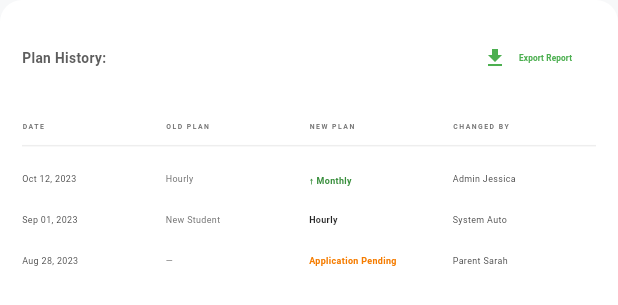
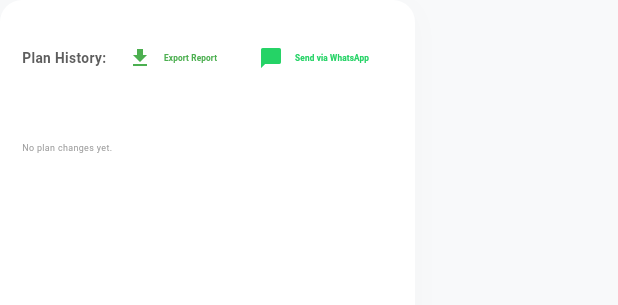
Before and after one commit to soutAhmedTayseer/Nursery-Management-System, a Flutter app: the PlanHistorySection widget shown alone on an empty page, opened directly with empty values, on a phone screen of 412 x 824 dp. Shown: the top 305 px of the screen. Run offline on Flutter 3.47's test engine with Material 3 defaults, Android fonts, the phone set to English and light mode, and no system bars; our stand-ins replace easy_localization, file_picker, flutter_bloc, flutter_screenutil, get_it, lottie; missing offline and left inert: nursery_shared, window_manager; project files that could hold a hidden picture were left out.

Commit message:
Make plan assignment functional with CSV export and WhatsApp report
Assign Plan dropdown now lists real global plans and Update actually
changes the child's plan, logging it to a real (session-local) plan
history instead of hardcoded mock rows. Adds CSV export and a
WhatsApp send button for the plan + billing summary, using the
child's emergency contact as the parent phone. Also strips non-digit
characters from phone numbers before building wa.me links (finance
invoices included) and fixes a hardcoded "Sarah" parent-name bug.

Co-Authored-By: Claude Sonnet 5 <noreply@anthropic.com>

```diff
--- a/assets/translations/ar.json
+++ b/assets/translations/ar.json
@@ -191,9 +191,11 @@
 
   "subscribed_children_title": "الأطفال المشتركون",
   "subscribed_children_subtitle": "إدارة الخطط المالية ودورات الفوترة وفئات الاشتراك.",
+  "subscribed_children_coming_soon": "يتم إعادة تصميم هذه الشاشة. تابعونا قريباً.",
 
   "assign_plan_title": "تعيين خطة",
   "assign_plan_parent_label": "ولي الأمر: سارة {lastName}",
+  "assign_plan_parent_name_label": "ولي الأمر: {name}",
   "subscription_active_badge": "نشط",
   "assign_plan_current_plan_label": "الخطة النشطة الحالية",
   "assign_plan_change_plan_label": "تغيير الخطة",
@@ -209,6 +211,13 @@
   "plan_history_col_old_plan": "الخطة القديمة",
   "plan_history_col_new_plan": "الخطة الجديدة",
   "plan_history_col_changed_by": "تم التغيير بواسطة",
+  "plan_history_no_entries": "لا يوجد تغييرات خطط بعد.",
+  "plan_history_send_whatsapp": "إرسال عبر واتساب",
+  "plan_history_export_started": "تم حفظ التقرير.",
+  "plan_history_no_phone": "لا يوجد رقم هاتف لولي الأمر لهذا الطفل.",
+  "plan_history_whatsapp_none": "لا يوجد تغييرات بعد.",
+  "plan_history_whatsapp_message": "ملخص الاشتراك لـ {child}\nولي الأمر: {parent}\nالخطة الحالية: {plan} ({price})\nتاريخ البدء: {startDate}\n\nسجل الخطط:\n{history}",
+  "assign_plan_updated_snackbar": "تم تحديث الخطة إلى {plan}.",
 
   "error_generic": "حدث خطأ ما. حاول مرة أخرى.",
   "error_network_error": "لا يوجد اتصال. تحقق من الشبكة وحاول مرة أخرى.",
--- a/assets/translations/en.json
+++ b/assets/translations/en.json
@@ -191,9 +191,11 @@
 
   "subscribed_children_title": "Subscribed Children",
   "subscribed_children_subtitle": "Manage financial plans, billing cycles, and subscription tiers.",
+  "subscribed_children_coming_soon": "This screen is being redesigned. Check back soon.",
 
   "assign_plan_title": "Assign Plan",
   "assign_plan_parent_label": "Parent: Sarah {lastName}",
+  "assign_plan_parent_name_label": "Parent: {name}",
   "subscription_active_badge": "ACTIVE",
   "assign_plan_current_plan_label": "CURRENT ACTIVE PLAN",
   "assign_plan_change_plan_label": "CHANGE PLAN",
@@ -209,6 +211,13 @@
   "plan_history_col_old_plan": "OLD PLAN",
   "plan_history_col_new_plan": "NEW PLAN",
   "plan_history_col_changed_by": "CHANGED BY",
+  "plan_history_no_entries": "No plan changes yet.",
+  "plan_history_send_whatsapp": "Send via WhatsApp",
+  "plan_history_export_started": "Report saved.",
+  "plan_history_no_phone": "No parent phone number on file for this child.",
+  "plan_history_whatsapp_none": "No changes yet.",
+  "plan_history_whatsapp_message": "Subscription summary for {child}\nParent: {parent}\nCurrent plan: {plan} ({price})\nStart date: {startDate}\n\nPlan history:\n{history}",
+  "assign_plan_updated_snackbar": "Plan updated to {plan}.",
 
   "error_generic": "Something went wrong. Please try again.",
   "error_network_error": "No connection. Check your network and try again.",
--- a/lib/features/finance/presentation/utils/invoice_whatsapp.dart
+++ b/lib/features/finance/presentation/utils/invoice_whatsapp.dart
@@ -6,7 +6,8 @@ import '../../data/models/finance_model.dart';
 
 /// Opens WhatsApp with the invoice summary pre-filled for [record]'s parent.
 Future<void> sendInvoiceViaWhatsapp(BuildContext context, PaymentRecord record) async {
-  if (record.parentPhone.isEmpty) {
+  final digitsOnly = record.parentPhone.replaceAll(RegExp(r'[^0-9]'), '');
+  if (digitsOnly.isEmpty) {
     ScaffoldMessenger.of(context).showSnackBar(
       SnackBar(content: Text('finance_invoice_no_phone'.tr())),
     );
@@ -22,7 +23,7 @@ Future<void> sendInvoiceViaWhatsapp(BuildContext context, PaymentRecord record)
     'total': record.totalDue.toInt().toString(),
   });
 
-  final uri = Uri.https('wa.me', '/${record.parentPhone}', {'text': message});
+  final uri = Uri.https('wa.me', '/$digitsOnly', {'text': message});
   final launched = await launchUrl(uri, mode: LaunchMode.externalApplication);
 
   if (!launched && context.mounted) {
--- a/lib/features/subscriptions/presentation/widgets/plan_history_section.dart
+++ b/lib/features/subscriptions/presentation/widgets/plan_history_section.dart
@@ -1,10 +1,29 @@
 import 'package:easy_localization/easy_localization.dart';
 import 'package:flutter/material.dart';
 import 'package:flutter_screenutil/flutter_screenutil.dart';
+import '../../../../core/theme/app_colors.dart';
+import '../../data/models/subscription_plan.dart';
+import '../utils/subscription_report.dart';
 
 class PlanHistorySection extends StatelessWidget {
   final String childName;
-  const PlanHistorySection({super.key, required this.childName});
+  final String parentName;
+  final String parentPhone;
+  final String currentPlanTitle;
+  final String currentPlanPrice;
+  final DateTime startDate;
+  final List<PlanChangeEntry> history;
+
+  const PlanHistorySection({
+    super.key,
+    required this.childName,
+    required this.parentName,
+    required this.parentPhone,
+    required this.currentPlanTitle,
+    required this.currentPlanPrice,
+    required this.startDate,
+    required this.history,
+  });
 
   @override
   Widget build(BuildContext context) {
@@ -18,20 +37,54 @@ class PlanHistorySection extends StatelessWidget {
       child: Column(
         crossAxisAlignment: CrossAxisAlignment.start,
         children: [
-          Row(
-            mainAxisAlignment: MainAxisAlignment.spaceBetween,
+          Wrap(
+            alignment: WrapAlignment.spaceBetween,
+            crossAxisAlignment: WrapCrossAlignment.center,
+            runSpacing: 8.h,
             children: [
               Text('plan_history_title'.tr(namedArgs: {'childName': childName}), style: TextStyle(fontSize: 20.sp, fontWeight: FontWeight.bold)),
+              Row(
+                mainAxisSize: MainAxisSize.min,
+                children: [
                   TextButton.icon(
-                onPressed: () {},
+                    onPressed: () => exportSubscriptionReportCsv(
+                      context: context,
+                      childName: childName,
+                      parentName: parentName,
+                      planTitle: currentPlanTitle,
+                      planPrice: currentPlanPrice,
+                      startDate: startDate,
+                      history: history,
+                    ),
                     icon: const Icon(Icons.download, color: Colors.green, size: 16),
-                label: Text('plan_history_export_report'.tr(), style: TextStyle(color: Colors.green, fontSize: 12.sp, fontWeight: FontWeight.bold))
-              )
+                    label: Text('plan_history_export_report'.tr(), style: TextStyle(color: Colors.green, fontSize: 12.sp, fontWeight: FontWeight.bold)),
+                  ),
+                  TextButton.icon(
+                    onPressed: () => sendSubscriptionReportViaWhatsapp(
+                      context: context,
+                      parentPhone: parentPhone,
+                      childName: childName,
+                      parentName: parentName,
+                      planTitle: currentPlanTitle,
+                      planPrice: currentPlanPrice,
+                      startDate: startDate,
+                      history: history,
+                    ),
+                    icon: Icon(Icons.chat_bubble_rounded, color: AppColors.whatsappGreen, size: 16),
+                    label: Text('plan_history_send_whatsapp'.tr(), style: TextStyle(color: AppColors.whatsappGreen, fontSize: 12.sp, fontWeight: FontWeight.bold)),
+                  ),
+                ],
+              ),
             ],
           ),
           SizedBox(height: 32.h),
 
-          // Table Header
+          if (history.isEmpty)
+            Padding(
+              padding: EdgeInsets.symmetric(vertical: 24.h),
+              child: Text('plan_history_no_entries'.tr(), style: TextStyle(fontSize: 13.sp, color: Colors.grey.shade500)),
+            )
+          else ...[
             Row(
               children: [
                 Expanded(flex: 2, child: Text('plan_history_col_date'.tr(), style: _headerStyle())),
@@ -41,11 +94,8 @@ class PlanHistorySection extends StatelessWidget {
               ],
             ),
             Divider(height: 32.h, color: Colors.grey.shade200),
-
-          // Table Rows (Mock Data)
-          _buildRow('Oct 12, 2023', 'Hourly', '↑ Monthly', 'Admin Jessica', true),
-          _buildRow('Sep 01, 2023', 'New Student', 'Hourly', 'System Auto', false),
-          _buildRow('Aug 28, 2023', '—', 'Application Pending', 'Parent Sarah', false, isPending: true),
+            for (final entry in history) _buildRow(entry),
+          ],
         ],
       ),
     );
@@ -53,15 +103,16 @@ class PlanHistorySection extends StatelessWidget {
 
   TextStyle _headerStyle() => TextStyle(fontSize: 10.sp, fontWeight: FontWeight.bold, color: Colors.grey.shade600, letterSpacing: 1);
 
-  Widget _buildRow(String date, String oldPlan, String newPlan, String by, bool isUpgrade, {bool isPending = false}) {
+  Widget _buildRow(PlanChangeEntry entry) {
+    final dateLabel = '${entry.date.year}-${entry.date.month.toString().padLeft(2, '0')}-${entry.date.day.toString().padLeft(2, '0')}';
     return Padding(
       padding: EdgeInsets.symmetric(vertical: 16.h),
       child: Row(
         children: [
-          Expanded(flex: 2, child: Text(date, style: TextStyle(fontSize: 13.sp, color: Colors.black87))),
-          Expanded(flex: 2, child: Text(oldPlan, style: TextStyle(fontSize: 13.sp, color: Colors.grey.shade600))),
-          Expanded(flex: 2, child: Text(newPlan, style: TextStyle(fontSize: 13.sp, fontWeight: FontWeight.bold, color: isPending ? Colors.orange.shade700 : (isUpgrade ? Colors.green.shade700 : Colors.black87)))),
-          Expanded(flex: 2, child: Text(by, style: TextStyle(fontSize: 13.sp, color: Colors.black87))),
+          Expanded(flex: 2, child: Text(dateLabel, style: TextStyle(fontSize: 13.sp, color: Colors.black87))),
+          Expanded(flex: 2, child: Text(entry.oldPlanLabel, style: TextStyle(fontSize: 13.sp, color: Colors.grey.shade600))),
+          Expanded(flex: 2, child: Text(entry.newPlanLabel, style: TextStyle(fontSize: 13.sp, fontWeight: FontWeight.bold, color: Colors.green.shade700))),
+          Expanded(flex: 2, child: Text(entry.changedBy, style: TextStyle(fontSize: 13.sp, color: Colors.black87))),
         ],
       ),
     );
```
Also changed, not shown: lib/features/subscriptions/data/models/subscription_plan.dart (added, +85 -0 lines), lib/features/subscriptions/presentation/screens/manage_subscription_screen.dart (+78 -13 lines), lib/features/subscriptions/presentation/utils/subscription_report.dart (added, +104 -0 lines), lib/features/subscriptions/presentation/widgets/assign_plan_section.dart (+60 -18 lines). Lines whose indentation alone changed are shown as unchanged.
